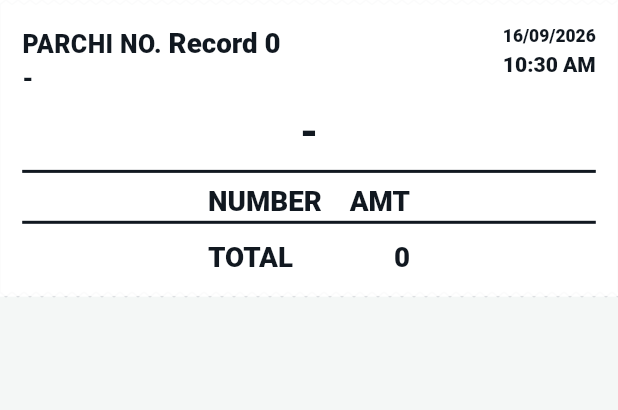
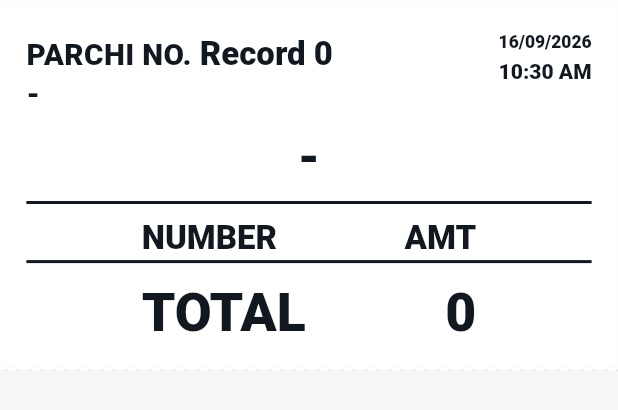
Before and after one commit to gameskmrmowbmos-byte/gameskmrmowbmos-jito, a Flutter app: the RecordBoxWidget widget shown alone on an empty page, opened directly with empty values, on a phone screen of 412 x 824 dp. Shown: the top 410 px of the screen. Run offline on Flutter 3.47's test engine with Material 3 defaults, Android fonts, the phone set to English and light mode, and no system bars; our stand-ins replace dio, flutter_animate, flutter_riverpod, flutter_secure_storage, go_router, permission_handler and 3 more; missing offline and left inert: dart:js_interop, esc_pos_utils, flutter_bluetooth_basic; accounts and stored records are empty; network calls fail.

Commit message:
share png

```diff
--- a/flutter_app/lib/features/share_records/domain/share_records_chunker.dart
+++ b/flutter_app/lib/features/share_records/domain/share_records_chunker.dart
@@ -5,9 +5,9 @@ import 'package:matka_management/features/share_records/data/share_records_model
 class ShareRecordsChunker {
   ShareRecordsChunker._();
 
-  static const int maxVisualLinesPerBox = 10;
+  static const int maxVisualLinesPerBox = 8;
   static const int maxEntriesPerBox = maxVisualLinesPerBox;
-  static const int maxBoxesPerPage = 10;
+  static const int maxBoxesPerPage = 8;
 
   static List<RecordBoxData> buildBoxes(List<ShareRecordEntry> records) {
     final boxes = <RecordBoxData>[];
@@ -139,7 +139,8 @@ class ShareRecordsChunker {
   }
 
   static int _mainVisualLineCount(ShareRecordItem item) {
-    return 1;
+    final labelLines = item.isBazarSangam || item.isMotorPana ? 1 : 0;
+    return 1 + labelLines;
   }
 
   static num _jackpotAmountTotal(List<ShareRecordJackpotEntry> entries) {
--- a/flutter_app/lib/features/share_records/presentation/share_records_page.dart
+++ b/flutter_app/lib/features/share_records/presentation/share_records_page.dart
@@ -579,7 +579,7 @@ class _ShareRecordsPageState extends ConsumerState<ShareRecordsPage>
                 const SizedBox(height: 10),
                 Text(
                   context.tr(
-                    'Note: Each page contains max 10 records arranged in 2 rows and 5 columns.',
+                    'Note: Each page contains max 8 records arranged in 2 rows and 4 columns.',
                   ),
                   style: const TextStyle(
                       fontSize: 11,
--- a/flutter_app/lib/features/share_records/presentation/widgets/a4_record_page_widget.dart
+++ b/flutter_app/lib/features/share_records/presentation/widgets/a4_record_page_widget.dart
@@ -12,7 +12,7 @@ class A4RecordPageWidget extends StatelessWidget {
   });
 
   static const double exportWidth = 2200.0;
-  static const int columnsPerRow = 5;
+  static const int columnsPerRow = 4;
   static const int rowsPerPage = 2;
 
   final A4RecordPageData pageData;
@@ -150,7 +150,7 @@ class A4RecordPageWidget extends StatelessWidget {
           ),
           SizedBox(height: width * 0.008),
 
-          // Main 2x5 grid (10 fixed receipt columns)
+          // Main 2x4 grid (8 fixed receipt columns)
           Expanded(
             child: Column(
               children: [
--- a/flutter_app/lib/features/share_records/presentation/widgets/record_box_widget.dart
+++ b/flutter_app/lib/features/share_records/presentation/widgets/record_box_widget.dart
@@ -54,16 +54,17 @@ class RecordBoxWidget extends StatelessWidget {
         var visualLineCount = 0;
         for (var index = 0; index < box.items.length; index++) {
           final item = box.items[index];
+          final mainLine = item.showMainEntry ? 1 : 0;
           final labelLines =
               _shareReceiptTopLabelForItem(box.items, index) == null ? 0 : 1;
           final jackpotLines = item.jackpotEntries.length;
-          visualLineCount += 1 + labelLines + jackpotLines;
+          visualLineCount += mainLine + labelLines + jackpotLines;
         }
         final densityScale =
-            visualLineCount > 10 ? 1.6 * 10 / visualLineCount : 1.6;
-        final maxScale = box.items.length >= 9
-            ? densityScale.clamp(0.75, 1.6).toDouble()
-            : 1.85;
+            visualLineCount > 8 ? 2.05 * 8 / visualLineCount : 2.05;
+        final maxScale = visualLineCount >= 8
+            ? densityScale.clamp(1.05, 2.05).toDouble()
+            : 2.2;
         final scale = heightScale < widthScale
             ? heightScale.clamp(0.42, maxScale).toDouble()
             : widthScale.clamp(0.42, maxScale).toDouble();
@@ -73,18 +74,29 @@ class RecordBoxWidget extends StatelessWidget {
         final titleSize = 15 * scale * compactScale;
         final rowSize = 12.5 * scale * compactScale;
         final numberRowSize = rowSize * _shareReceiptNumberScale;
-        final amountColumnWidth =
-            (40 * scale * compactScale).clamp(28.0, 44.0).toDouble();
         final columnGap = 8 * scale;
         final dateColumnWidth =
             (58 * scale * compactScale).clamp(42.0, 62.0).toDouble();
         final totalAmount = box.isOtc ? box.boxSubtotal * 2 : box.boxSubtotal;
+        final totalText = _formatAmount(totalAmount);
+        final totalRowSize = numberRowSize;
         final contentWidth = boxWidth - (16 * scale);
         final numberColumnWidth = _shareNumberColumnWidth(
           context,
           box,
           numberRowSize,
           headerSize,
+          totalRowSize,
+        );
+        final amountColumnWidth = _shareAmountColumnWidth(
+          context,
+          box,
+          rowSize,
+          headerSize,
+          totalRowSize,
+          totalText,
+          scale,
+          compactScale,
         );
         final itemList = Column(
           mainAxisSize: MainAxisSize.min,
@@ -281,7 +293,7 @@ class RecordBoxWidget extends StatelessWidget {
                               width: numberColumnWidth,
                               child: _BoxText(
                                 context.tr('TOTAL'),
-                                fontSize: headerSize,
+                                fontSize: totalRowSize,
                                 color: const Color(0xFF111820),
                                 weight: FontWeight.w900,
                               ),
@@ -291,10 +303,10 @@ class RecordBoxWidget extends StatelessWidget {
                               width: amountColumnWidth,
                               child: _BoxText(
                                 AppLocalizations.localizeDigits(
-                                  _formatAmount(totalAmount),
+                                  totalText,
                                 ),
                                 textAlign: TextAlign.right,
-                                fontSize: headerSize,
+                                fontSize: totalRowSize,
                                 color: const Color(0xFF111820),
                                 weight: FontWeight.w900,
                               ),
@@ -319,11 +331,21 @@ double _shareNumberColumnWidth(
   RecordBoxData box,
   double numberFontSize,
   double headerSize,
+  double totalFontSize,
 ) {
+  final textDirection = Directionality.of(context);
   var width = _measureShareText(
     context.tr('NUMBER'),
     TextStyle(fontSize: headerSize, fontWeight: FontWeight.w900),
-    Directionality.of(context),
+    textDirection,
+  );
+  width = math.max(
+    width,
+    _measureShareText(
+      context.tr('TOTAL'),
+      TextStyle(fontSize: totalFontSize, fontWeight: FontWeight.w900),
+      textDirection,
+    ),
   );
 
   for (final item in box.items) {
@@ -332,7 +354,7 @@ double _shareNumberColumnWidth(
       _measureShareText(
         _formatShareReceiptNumber(item, box.session),
         TextStyle(fontSize: numberFontSize, fontWeight: FontWeight.w800),
-        Directionality.of(context),
+        textDirection,
       ),
     );
     for (final entry in item.jackpotEntries) {
@@ -341,13 +363,68 @@ double _shareNumberColumnWidth(
         _measureShareText(
           '${entry.number} >',
           TextStyle(fontSize: numberFontSize, fontWeight: FontWeight.w900),
-          Directionality.of(context),
+          textDirection,
         ),
       );
     }
   }
 
   return width;
+}
+
+double _shareAmountColumnWidth(
+  BuildContext context,
+  RecordBoxData box,
+  double rowSize,
+  double headerSize,
+  double totalFontSize,
+  String totalText,
+  double scale,
+  double compactScale,
+) {
+  final textDirection = Directionality.of(context);
+  var width = (56 * scale * compactScale).clamp(36.0, 96.0).toDouble();
+  width = math.max(
+    width,
+    _measureShareText(
+      context.tr('AMT'),
+      TextStyle(fontSize: headerSize, fontWeight: FontWeight.w900),
+      textDirection,
+    ),
+  );
+  width = math.max(
+    width,
+    _measureShareText(
+      AppLocalizations.localizeDigits(totalText),
+      TextStyle(fontSize: totalFontSize, fontWeight: FontWeight.w900),
+      textDirection,
+    ),
+  );
+
+  for (final item in box.items) {
+    if (item.showMainEntry) {
+      width = math.max(
+        width,
+        _measureShareText(
+          AppLocalizations.localizeDigits(item.effectiveDisplayAmount),
+          TextStyle(fontSize: rowSize, fontWeight: FontWeight.w900),
+          textDirection,
+        ),
+      );
+    }
+    for (final entry in item.jackpotEntries) {
+      width = math.max(
+        width,
+        _measureShareText(
+          AppLocalizations.localizeDigits(entry.amount),
+          TextStyle(fontSize: rowSize, fontWeight: FontWeight.w500),
+          textDirection,
+        ),
+      );
+    }
+  }
+
+  return width.clamp(36.0, 120.0).toDouble();
 }
 
 String? _shareReceiptTopLabelForItem(List<ShareRecordItem> items, int index) {
```
